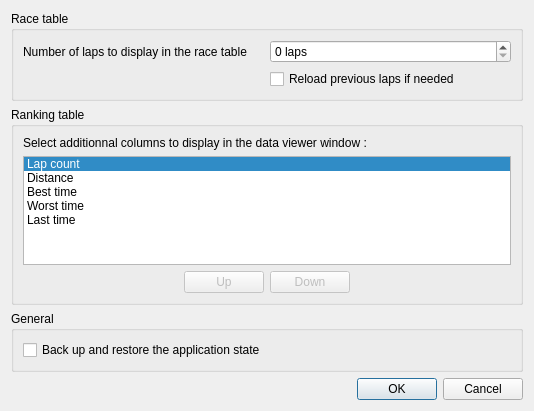
Above: Dialogs/DialogSettings.ui from xaviermawet/MagneeCuistax2014 before the change. Below: the same form after it.
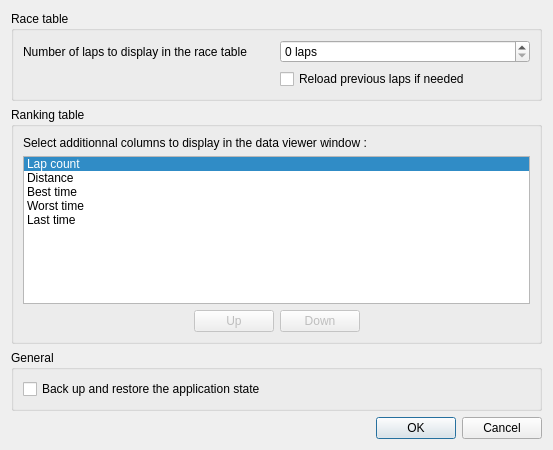
That is the form after the change.

```diff
--- a/Dialogs/DialogSettings.ui
+++ b/Dialogs/DialogSettings.ui
@@ -6,8 +6,8 @@
    <rect>
     <x>0</x>
     <y>0</y>
-    <width>534</width>
-    <height>411</height>
+    <width>553</width>
+    <height>450</height>
    </rect>
   </property>
   <property name="windowTitle">
```
